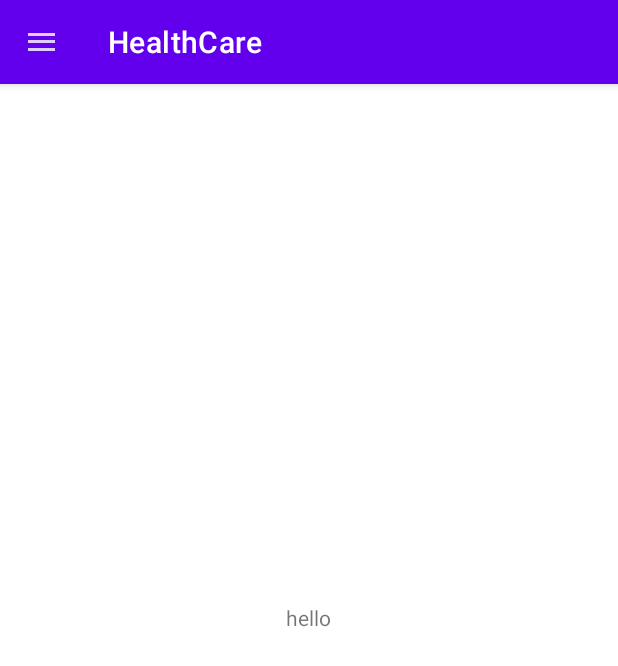
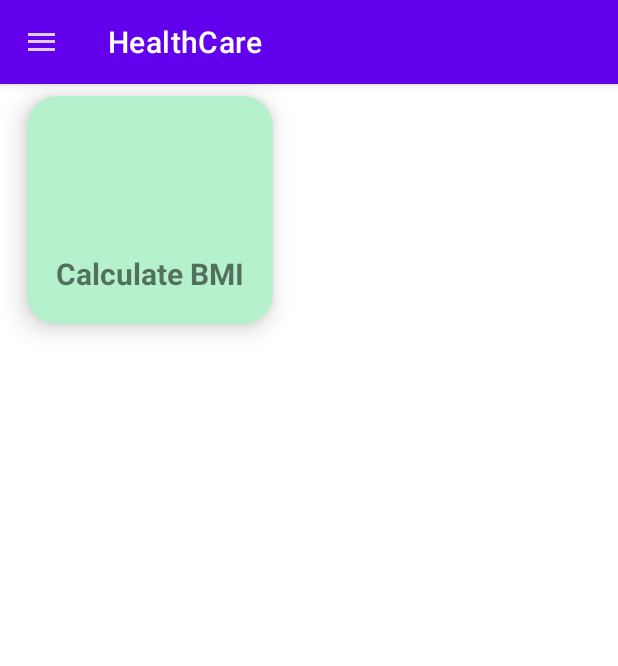
Before and after one commit to Girishg17/HealthCare, an Android app: the Home1 screen opened directly, with no data from a screen before it, on a phone screen of 412 x 824 dp. Shown: the top 666 px of the screen. Run offline under Robolectric (Android 15) with nearby library versions, the phone set to English and light mode, and no system bars.

Commit message:
bmi added

```diff
--- a/app/build.gradle
+++ b/app/build.gradle
@@ -33,6 +33,8 @@ dependencies {
     implementation 'com.google.android.material:material:1.7.0'
     implementation 'androidx.constraintlayout:constraintlayout:2.1.4'
     implementation 'de.hdodenhof:circleimageview:3.1.0'
+    implementation "androidx.cardview:cardview:1.0.0"
+
     testImplementation 'junit:junit:4.13.2'
     androidTestImplementation 'androidx.test.ext:junit:1.1.4'
     androidTestImplementation 'androidx.test.espresso:espresso-core:3.5.0'
--- a/app/src/main/java/com/girish/healthcare/Home1.java
+++ b/app/src/main/java/com/girish/healthcare/Home1.java
@@ -2,10 +2,13 @@ package com.girish.healthcare;
 
 import androidx.appcompat.app.AppCompatActivity;
 import androidx.appcompat.widget.Toolbar;
+import androidx.cardview.widget.CardView;
 import androidx.core.view.GravityCompat;
 import androidx.drawerlayout.widget.DrawerLayout;
 
+import android.content.Intent;
 import android.os.Bundle;
+import android.view.View;
 import android.widget.Toast;
 
 import android.os.Handler;
@@ -14,11 +17,20 @@ public class Home1 extends AppCompatActivity {
 
     private boolean doubleBackToExitPressedOnce=false;
 
+
     @Override
     protected void onCreate(Bundle savedInstanceState) {
         super.onCreate(savedInstanceState);
         setContentView(R.layout.activity_home1);
         setupActionBar();
+        CardView card_view=(CardView) findViewById(R.id.calculate_bmi);
+        card_view.setOnClickListener(new View.OnClickListener() {
+            @Override
+            public void onClick(View view) {
+                Intent intent=new Intent(Home1.this,BmiActivity.class);
+                startActivity(intent);
+            }
+        });
     }
     private  void  setupActionBar(){
         Toolbar toolbar_main_activity = (Toolbar) findViewById(R.id.toolbar_main_activity);
--- a/app/src/main/res/layout/main_content.xml
+++ b/app/src/main/res/layout/main_content.xml
@@ -2,18 +2,47 @@
 <LinearLayout xmlns:android="http://schemas.android.com/apk/res/android"
     xmlns:app="http://schemas.android.com/apk/res-auto"
     xmlns:tools="http://schemas.android.com/tools"
+     xmlns:card_view="http://schemas.android.com/apk/res-auto"
     android:layout_width="match_parent"
     android:layout_height="match_parent"
-    android:gravity="center"
+
     tools:context=".Home1">
+ <androidx.cardview.widget.CardView
+     android:id="@+id/calculate_bmi"
+    android:layout_width="200dp"
+    android:layout_height="200dp"
+    app:cardElevation="10dp"
+    app:cardCornerRadius="20dp"
+    android:layout_marginTop="40dp"
+    app:cardBackgroundColor="#B5F1CC"
+    app:cardMaxElevation="12dp"
+    app:cardPreventCornerOverlap="true"
+    app:cardUseCompatPadding="true"
+    >
+
+
+    <ImageView
+        android:layout_width="210dp"
+        android:layout_height="200dp"
+        android:layout_gravity="center"
+
+        android:layout_margin="10dp"
+        android:id="@+id/img"
+        android:contentDescription="@string/app_name" />
 
     <TextView
-        android:layout_width="wrap_content"
+        android:layout_width="match_parent"
         android:layout_height="wrap_content"
-        android:gravity="center"
-        android:text="hello"
+        android:textAlignment="center"
+        android:text="Calculate BMI"
+        android:layout_gravity="bottom|center_horizontal"
+        android:layout_marginTop="20dp"
+        android:layout_marginBottom="20dp"
+        android:textSize="20sp"
+        android:textStyle="bold"
+        />
 
 
-        tools:layout_editor_absoluteX="126dp"
-        tools:layout_editor_absoluteY="731dp" />
+
+</androidx.cardview.widget.CardView>
 </LinearLayout>
```
Also changed, not shown: app/src/main/AndroidManifest.xml (+5 -2 lines), app/src/main/java/com/girish/healthcare/BmiActivity.java (added, +50 -0 lines), app/src/main/res/layout/activity_bmi.xml (added, +62 -0 lines).
